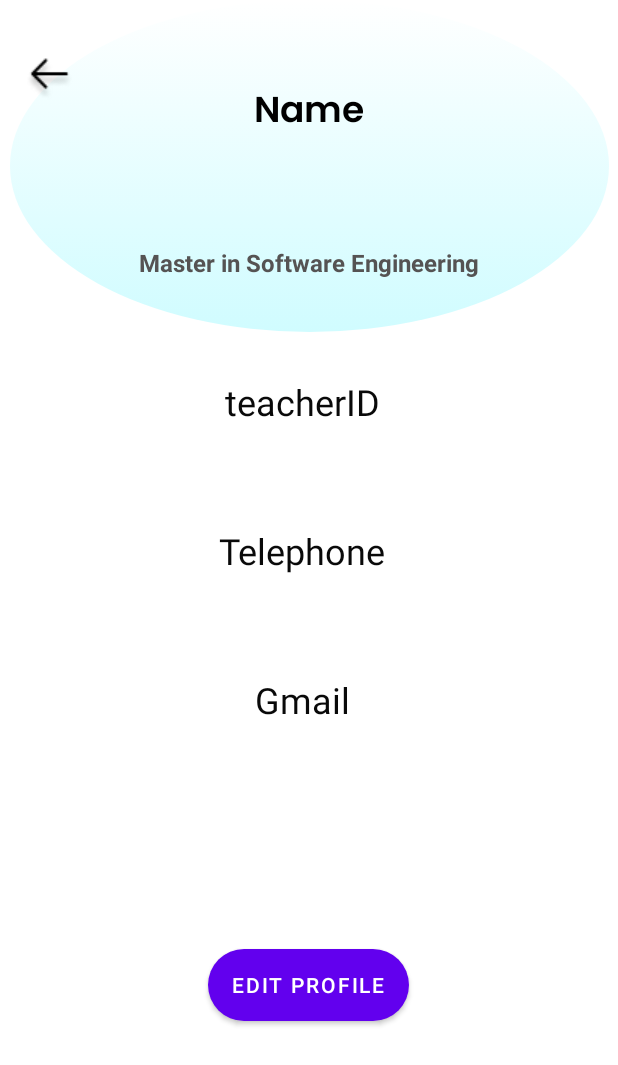
After one commit to JinXue99/FinderX_MAD, an Android app: the TeacherProfile screen opened directly, with no data from a screen before it, on a phone screen of 412 x 824 dp. The commit adds this screen. Shown: the top 1065 px of the screen. Run offline under Robolectric (Android 15) with nearby library versions, the phone set to English and light mode, and no system bars.

Commit message:
Update Profile Student and Teacher UI

```diff
--- /dev/null
+++ b/app/src/main/java/com/example/finderx_mad/TeacherProfile.java
@@ -0,0 +1,14 @@
+package com.example.finderx_mad;
+
+import androidx.appcompat.app.AppCompatActivity;
+
+import android.os.Bundle;
+
+public class TeacherProfile extends AppCompatActivity {
+
+    @Override
+    protected void onCreate(Bundle savedInstanceState) {
+        super.onCreate(savedInstanceState);
+        setContentView(R.layout.activity_teacher_profile);
+    }
+}
--- a/app/src/main/java/com/example/finderx_mad/announcementActivity.java
+++ b/app/src/main/java/com/example/finderx_mad/announcementActivity.java
@@ -23,6 +23,11 @@ public class announcementActivity extends AppCompatActivity {
 
         s1 = getResources().getStringArray(R.array.lecturerName);
         s2 = getResources().getStringArray(R.array.TaskContent);
+      //  s1[0] = " Dr Hafiezah";
+        //s1[1] = "Dr Ang";
+        //s2[0]=  " This is the Task Content";
+       // s2[1]= "hello world";
+
 
         myAdapter myAdapter = new myAdapter(this,s1,s2);
         recyclerView.setAdapter(myAdapter);
--- /dev/null
+++ b/app/src/main/res/drawable/gradient_circle_teacher.xml
@@ -0,0 +1,14 @@
+<?xml version="1.0" encoding="utf-8"?>
+<selector xmlns:android="http://schemas.android.com/apk/res/android">
+    <item>
+        <shape android:shape="oval">
+            <gradient
+                android:angle="270"
+                android:startColor="#FFFFFF"
+                android:endColor="#D0FCFF"
+                android:type="linear"/>
+
+        </shape>
+
+    </item>
+</selector>
--- /dev/null
+++ b/app/src/main/res/drawable/ic_account_icon.xml
@@ -0,0 +1,5 @@
+<vector android:height="24dp" android:tint="#9F9DFF"
+    android:viewportHeight="24" android:viewportWidth="24"
+    android:width="24dp" xmlns:android="http://schemas.android.com/apk/res/android">
+    <path android:fillColor="@android:color/white" android:pathData="M12,2C6.48,2 2,6.48 2,12s4.48,10 10,10 10,-4.48 10,-10S17.52,2 12,2zM12,5c1.66,0 3,1.34 3,3s-1.34,3 -3,3 -3,-1.34 -3,-3 1.34,-3 3,-3zM12,19.2c-2.5,0 -4.71,-1.28 -6,-3.22 0.03,-1.99 4,-3.08 6,-3.08 1.99,0 5.97,1.09 6,3.08 -1.29,1.94 -3.5,3.22 -6,3.22z"/>
+</vector>
--- /dev/null
+++ b/app/src/main/res/drawable/roundbtn.xml
@@ -0,0 +1,11 @@
+<?xml version="1.0" encoding="utf-8"?>
+<shape xmlns:android="http://schemas.android.com/apk/res/android">
+
+    <solid android:color="#8684FF"/>
+        <corners
+            android:topLeftRadius="45dp"
+            android:bottomLeftRadius="45dp"
+            android:bottomRightRadius="45dp"
+            android:topRightRadius="45dp"
+            />
+</shape>
--- /dev/null
+++ b/app/src/main/res/layout/activity_teacher_profile.xml
@@ -0,0 +1,119 @@
+<?xml version="1.0" encoding="utf-8"?>
+<androidx.constraintlayout.widget.ConstraintLayout xmlns:android="http://schemas.android.com/apk/res/android"
+    xmlns:app="http://schemas.android.com/apk/res-auto"
+    xmlns:tools="http://schemas.android.com/tools"
+    android:layout_width="match_parent"
+    android:layout_height="match_parent"
+    tools:context=".StudentProfile">
+
+    <ImageView
+        android:id="@+id/imageView3"
+        android:layout_width="399dp"
+        android:layout_height="221dp"
+        app:layout_constraintEnd_toEndOf="parent"
+        app:layout_constraintStart_toStartOf="parent"
+        app:layout_constraintTop_toTopOf="parent"
+        app:srcCompat="@drawable/gradient_circle_teacher" />
+
+    <ImageView
+        android:id="@+id/BtnBack"
+        android:layout_width="wrap_content"
+        android:layout_height="wrap_content"
+        android:layout_marginStart="16dp"
+        android:layout_marginTop="34dp"
+        app:layout_constraintStart_toStartOf="parent"
+        app:layout_constraintTop_toTopOf="parent"
+        app:srcCompat="@drawable/backbutton" />
+
+    <TextView
+        android:id="@+id/TVTeacherName"
+        android:layout_width="105dp"
+        android:layout_height="44dp"
+        android:layout_marginBottom="124dp"
+        android:fontFamily="@font/poppins_semibold"
+        android:gravity="center"
+        android:text="Name"
+        android:textColor="#000000"
+        android:textSize="24sp"
+        app:layout_constraintBottom_toBottomOf="@+id/imageView3"
+        app:layout_constraintEnd_toEndOf="parent"
+        app:layout_constraintStart_toStartOf="parent" />
+
+    <ImageView
+        android:id="@+id/IVProfilePic"
+        android:layout_width="wrap_content"
+        android:layout_height="wrap_content"
+        android:layout_marginTop="148dp"
+        app:layout_constraintEnd_toEndOf="parent"
+        app:layout_constraintHorizontal_bias="0.498"
+        app:layout_constraintStart_toStartOf="parent"
+        app:layout_constraintTop_toTopOf="parent"
+        tools:srcCompat="@tools:sample/avatars" />
+
+    <TextView
+        android:id="@+id/TVTeacherMajor"
+        android:layout_width="wrap_content"
+        android:layout_height="wrap_content"
+        android:layout_marginTop="16dp"
+        android:text="Master in Software Engineering"
+        android:textColor="#555353"
+        android:textSize="16sp"
+        android:textStyle="bold"
+        app:layout_constraintEnd_toEndOf="parent"
+        app:layout_constraintStart_toStartOf="parent"
+        app:layout_constraintTop_toBottomOf="@+id/IVProfilePic" />
+
+    <Button
+        android:id="@+id/button2"
+        android:layout_width="wrap_content"
+        android:layout_height="wrap_content"
+        android:layout_marginBottom="56dp"
+        android:background="@drawable/roundbtn"
+        android:text="Edit Profile"
+        app:layout_constraintBottom_toBottomOf="parent"
+        app:layout_constraintEnd_toEndOf="parent"
+        app:layout_constraintHorizontal_bias="0.498"
+        app:layout_constraintStart_toStartOf="parent"
+        app:layout_constraintTop_toBottomOf="@+id/linearLayout"
+        app:layout_constraintVertical_bias="0.556" />
+
+    <LinearLayout
+        android:id="@+id/linearLayout"
+        android:layout_width="395dp"
+        android:layout_height="305dp"
+        android:layout_marginTop="32dp"
+        android:orientation="vertical"
+        app:layout_constraintEnd_toEndOf="parent"
+        app:layout_constraintHorizontal_bias="0.25"
+        app:layout_constraintStart_toStartOf="parent"
+        app:layout_constraintTop_toBottomOf="@+id/TVTeacherMajor">
+
+        <TextView
+            android:id="@+id/TVTeacherID"
+            android:layout_width="match_parent"
+            android:layout_height="99dp"
+            android:gravity="center"
+            android:text="teacherID"
+            android:textColor="#090909"
+            android:textSize="24sp" />
+
+        <TextView
+            android:id="@+id/TVTeacherTele"
+            android:layout_width="match_parent"
+            android:layout_height="99dp"
+            android:gravity="center"
+            android:text="Telephone"
+            android:textColor="#090909"
+            android:textSize="24sp" />
+
+        <TextView
+            android:id="@+id/TVTeacherGmail"
+            android:layout_width="match_parent"
+            android:layout_height="99dp"
+            android:gravity="center"
+            android:text="Gmail"
+            android:textColor="#090909"
+            android:textSize="24sp" />
+
+    </LinearLayout>
+</androidx.constraintlayout.widget.ConstraintLayout>
--- a/app/src/main/res/layout/fragment_create_new_group.xml
+++ b/app/src/main/res/layout/fragment_create_new_group.xml
@@ -229,8 +229,7 @@
         android:layout_marginStart="15dp"
         android:layout_marginTop="15dp"
         android:backgroundTint="#D1D0FF"
-        android:contentDescription="@string/hello_blank_fragment"
-         android:src="@drawable/backbutton"
+
         app:layout_constraintStart_toStartOf="parent"
         app:layout_constraintTop_toTopOf="parent" />
 
--- a/app/src/main/res/layout/student_announcement.xml
+++ b/app/src/main/res/layout/student_announcement.xml
@@ -37,7 +37,7 @@
         android:layout_marginBottom="4dp"
         app:layout_constraintBottom_toBottomOf="parent"
         app:layout_constraintEnd_toEndOf="parent"
-        app:layout_constraintHorizontal_bias="0.0"
+        app:layout_constraintHorizontal_bias="0.384"
         app:layout_constraintStart_toStartOf="parent"
         app:layout_constraintTop_toBottomOf="@+id/ivheader"
         app:layout_constraintVertical_bias="1.0" />
```
Also changed, not shown: app/src/main/AndroidManifest.xml (+8 -5 lines), app/src/main/java/com/example/finderx_mad/StudentProfile.java (added, +14 -0 lines), app/src/main/res/drawable/gradient_circle_student.xml (added, +14 -0 lines), app/src/main/res/layout/activity_student_profile.xml (added, +119 -0 lines).
